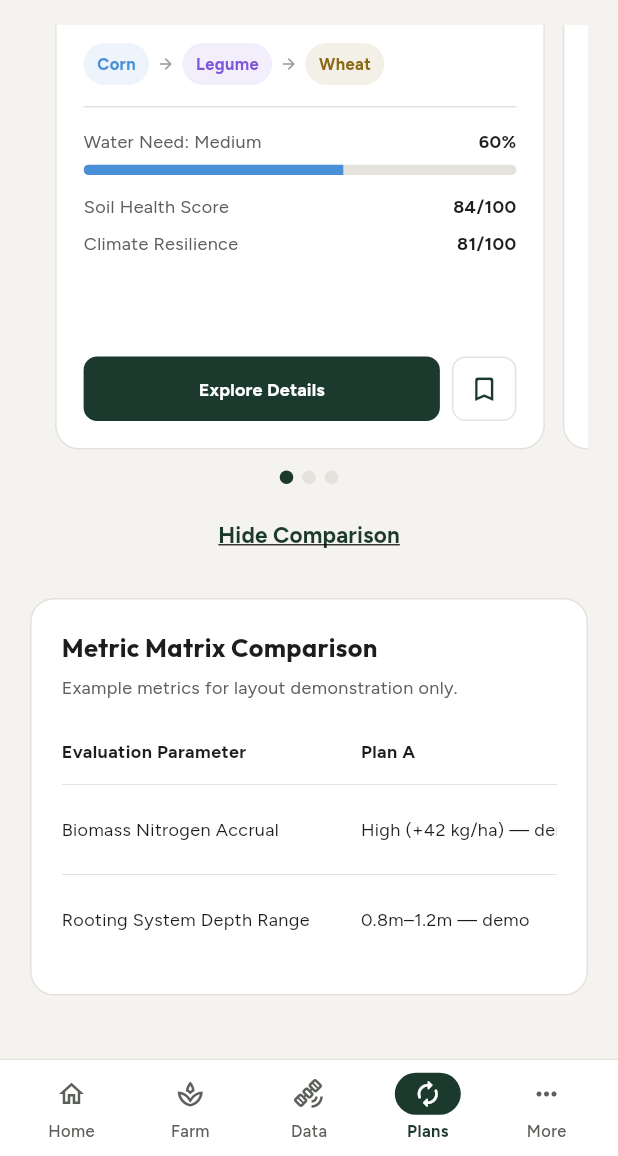
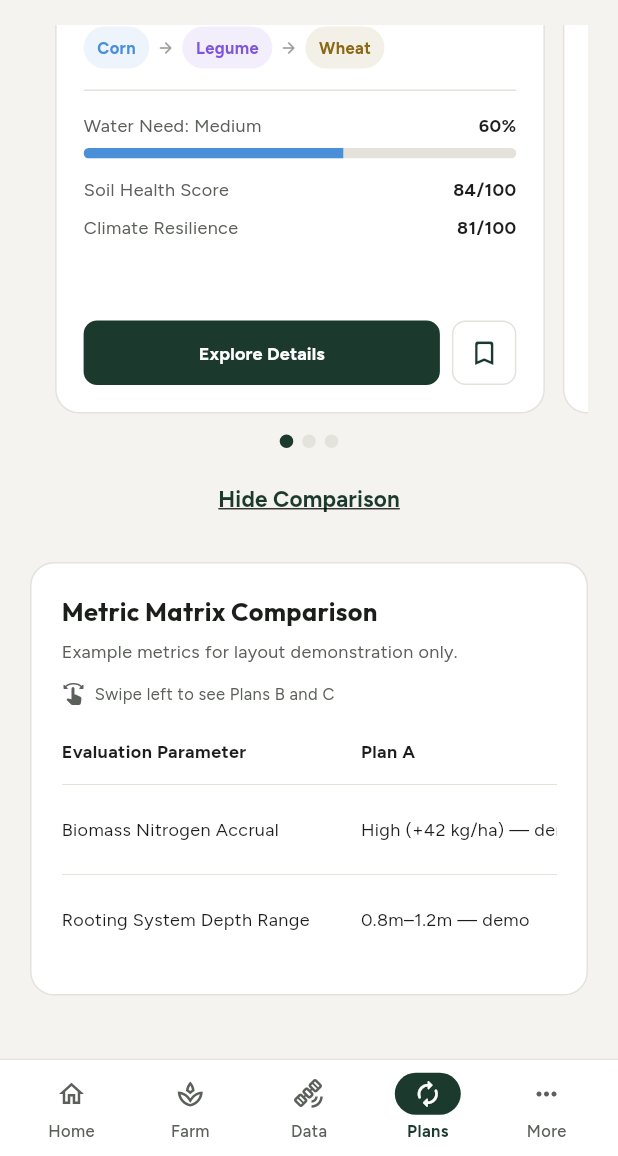
Before and after one commit to aliaaAbdelwhab-coder/Adapting-Farms-with-NASA-Data, a Flutter app: the RotationStrategyScreen screen opened by its route, after a tap on "Explore Details", after a tap on "Compare All Plans", on a phone screen of 412 x 824 dp, the part 80-1236 px from its top. Run offline on Flutter 3.47's test engine with Material 3 defaults, Android fonts, the phone set to English and light mode, and no system bars; our stand-ins replace dio, google_fonts.

Commit message:
feat: implement Figma rotation explorer UI

```diff
--- a/frontend/lib/features/farm/presentation/screens/rotation_strategy_screen.dart
+++ b/frontend/lib/features/farm/presentation/screens/rotation_strategy_screen.dart
@@ -301,6 +301,25 @@ class _RotationStrategyScreenState extends State<RotationStrategyScreen> {
           style: _figtree(12, color: AppColors.textSecondary),
         ),
         const SizedBox(height: 12),
+        if (MediaQuery.sizeOf(context).width < AppShell.desktopBreakpoint) ...[
+          Row(
+            children: [
+              const Icon(
+                Icons.swipe_rounded,
+                size: 16,
+                color: AppColors.textSecondary,
+              ),
+              const SizedBox(width: 6),
+              Expanded(
+                child: Text(
+                  'Swipe left to see Plans B and C',
+                  style: _figtree(11, color: AppColors.textSecondary),
+                ),
+              ),
+            ],
+          ),
+          const SizedBox(height: 8),
+        ],
         SingleChildScrollView(
           scrollDirection: Axis.horizontal,
           child: DataTable(
@@ -477,7 +496,7 @@ class _RotationPlanCard extends StatelessWidget {
               Flexible(
                 child: Container(
                   padding: const EdgeInsets.symmetric(
-                    horizontal: 10,
+                    horizontal: 7,
                     vertical: 5,
                   ),
                   decoration: BoxDecoration(
@@ -496,24 +515,26 @@ class _RotationPlanCard extends StatelessWidget {
                   ),
                 ),
               ),
-              const SizedBox(width: 6),
-              if (isPreview)
-                Text(
-                  'DEMO',
-                  style: _figtree(
-                    9,
-                    weight: FontWeight.w700,
-                    color: AppColors.textMuted,
-                  ),
-                ),
               const Spacer(),
               Text(
                 '${plan.matchPercent}% Match',
-                style: _outfit(17, weight: FontWeight.w700),
+                style: _outfit(15, weight: FontWeight.w700),
               ),
             ],
           ),
-          const SizedBox(height: 14),
+          if (isPreview)
+            Padding(
+              padding: const EdgeInsets.only(top: 4),
+              child: Text(
+                'DEMO PLAN',
+                style: _figtree(
+                  9,
+                  weight: FontWeight.w700,
+                  color: AppColors.textMuted,
+                ),
+              ),
+            ),
+          const SizedBox(height: 10),
           Text(
             plan.title,
             maxLines: 1,
```
